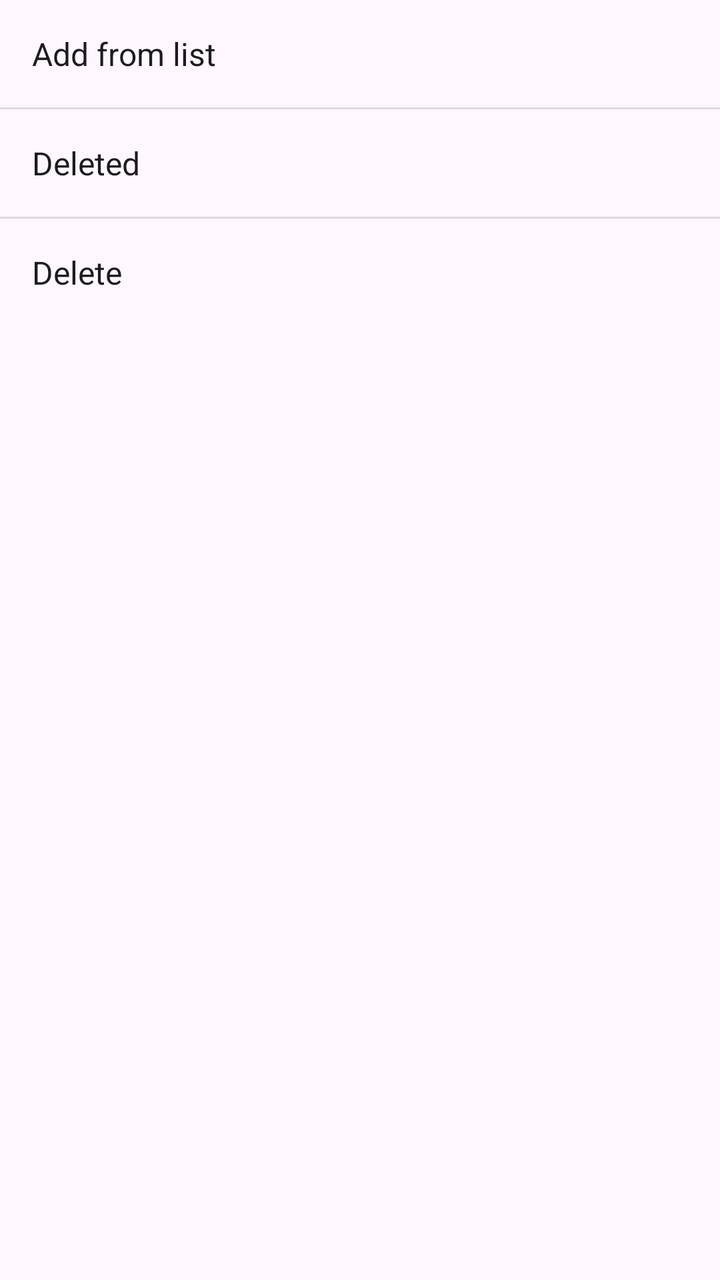
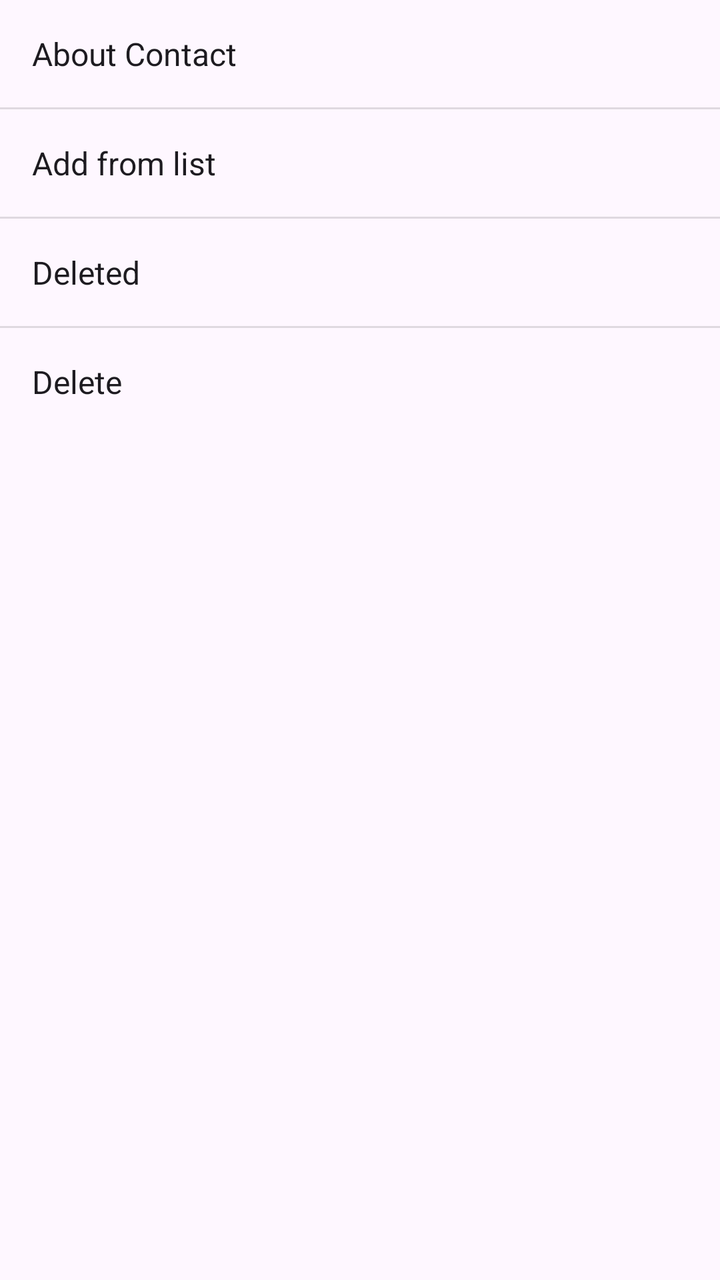

The first picture is an Android layout as it rendered before a commit; the second is the same layout after the commit. The layout source and the unified diff follow.
<!-- AndroidManifest.xml: application theme Theme.Freer -->
<!-- res/layout/popup_menu_contact_more.xml -->
<?xml version="1.0" encoding="utf-8"?>
<LinearLayout xmlns:android="http://schemas.android.com/apk/res/android"
    android:layout_width="wrap_content"
    android:layout_height="wrap_content"
    android:background="?android:attr/colorBackground"
    android:orientation="vertical">

    <TextView
        android:id="@+id/add_from_list_item"
        android:layout_width="match_parent"
        android:layout_height="wrap_content"
        android:padding="16dp"
        android:text="@string/add_from_list"
        android:textColor="?android:attr/textColorPrimary"
        android:textSize="16sp" />

    <View
        android:layout_width="match_parent"
        android:layout_height="1dp"
        android:background="?android:attr/listDivider" />

    <TextView
        android:id="@+id/deleted_item"
        android:layout_width="match_parent"
        android:layout_height="wrap_content"
        android:padding="16dp"
        android:text="@string/deleted"
        android:textColor="?android:attr/textColorPrimary"
        android:textSize="16sp" />

    <View
        android:layout_width="match_parent"
        android:layout_height="1dp"
        android:background="?android:attr/listDivider" />


    <TextView
        android:id="@+id/delete_item"
        android:layout_width="match_parent"
        android:layout_height="wrap_content"
        android:padding="16dp"
        android:text="@string/delete"
        android:textColor="?android:attr/textColorPrimary"
        android:textSize="16sp" />

</LinearLayout>
<!-- resources referenced by this layout -->
<resources>
  <string name="add_from_list">Add from list</string>
  <string name="delete">Delete</string>
  <string name="deleted">Deleted</string>
  <style name="Theme.Freer" parent="Base.Theme.Freer" />
  <style name="Base.Theme.Freer" parent="Theme.Material3.DayNight.NoActionBar">
          <item name="colorPrimary">#2196F3</item>
          <item name="colorAccent">#2196F3</item>
          <item name="android:windowBackground">#FFFFFF</item>
          
          <item name="android:windowLayoutInDisplayCutoutMode">shortEdges</item>
          <item name="android:enforceNavigationBarContrast">false</item>
          <item name="android:enforceStatusBarContrast">false</item>
          <item name="android:statusBarColor">@android:color/transparent</item>
          <item name="android:navigationBarColor">@android:color/transparent</item>
          <item name="android:windowLightStatusBar">true</item>
          <item name="android:windowLightNavigationBar">true</item>
      </style>
</resources>

<!-- the commit's change to res/layout/popup_menu_contact_more.xml (unified diff, before → after) -->
@@ -4,6 +4,20 @@
     android:layout_height="wrap_content"
     android:background="?android:attr/colorBackground"
     android:orientation="vertical">
+
+    <TextView
+        android:id="@+id/about_item"
+        android:layout_width="match_parent"
+        android:layout_height="wrap_content"
+        android:padding="16dp"
+        android:text="@string/about_contact"
+        android:textColor="?android:attr/textColorPrimary"
+        android:textSize="16sp" />
+
+    <View
+        android:layout_width="match_parent"
+        android:layout_height="1dp"
+        android:background="?android:attr/listDivider" />
 
     <TextView
         android:id="@+id/add_from_list_item"
<!-- resource entries referenced after the edit -->
@@ -1,5 +1,6 @@
 <!-- resources referenced by this layout -->
 <resources>
+  <string name="about_contact">About Contact</string>
   <string name="add_from_list">Add from list</string>
   <string name="delete">Delete</string>
   <string name="deleted">Deleted</string>
